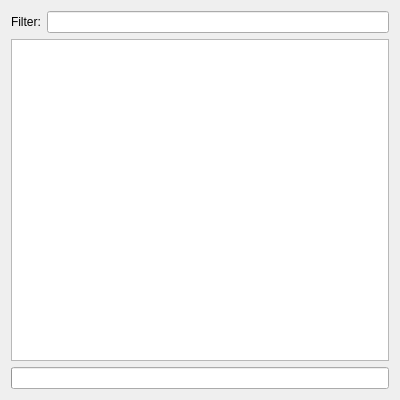
Above: ui/BracketedWindow.ui from rug-compling/dact before the change. Below: the same form after it.
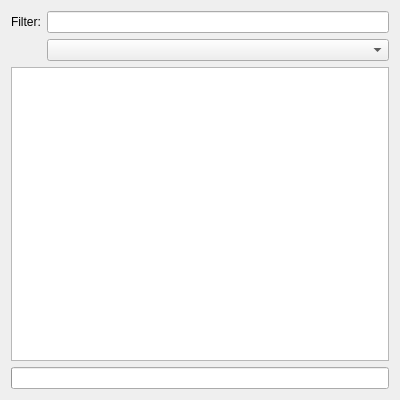
That is the form after the change.

Commit message: Added dropdown menu to change display delegate for the results list. New delegates can be added by creating factory methods for them.

The edit to the form file:
```diff
--- a/ui/BracketedWindow.ui
+++ b/ui/BracketedWindow.ui
@@ -29,6 +29,9 @@
      <item row="0" column="1">
       <widget class="QLineEdit" name="filterLineEdit"/>
      </item>
+     <item row="1" column="1">
+      <widget class="QComboBox" name="listDelegateComboBox"/>
+     </item>
     </layout>
    </item>
    <item>
```
Lines whose indentation alone changed are shown as unchanged. The commit also changes 3 other files.
